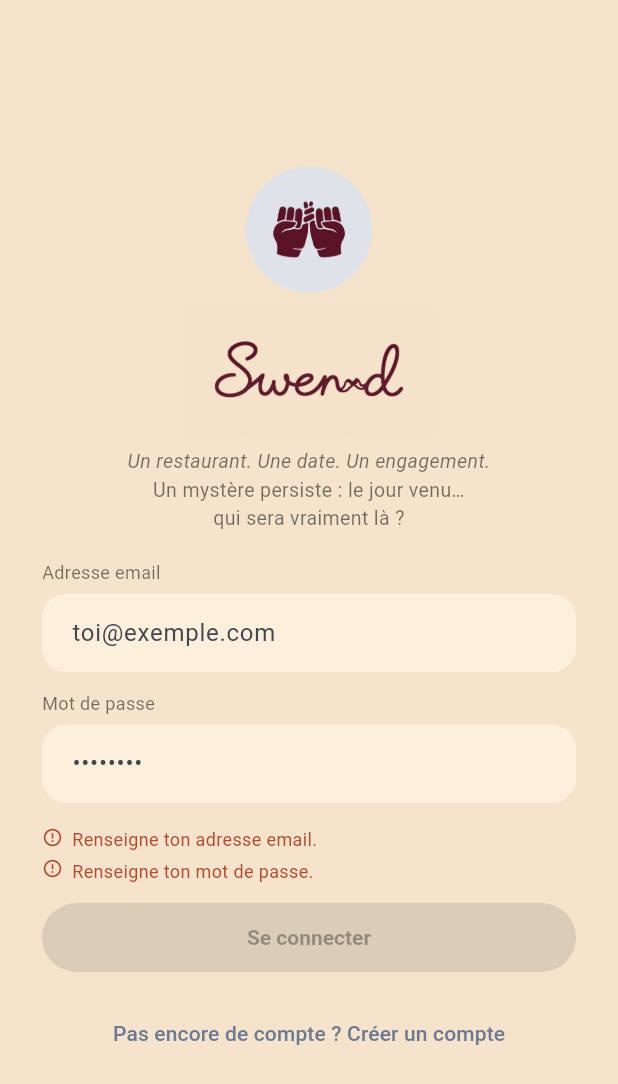
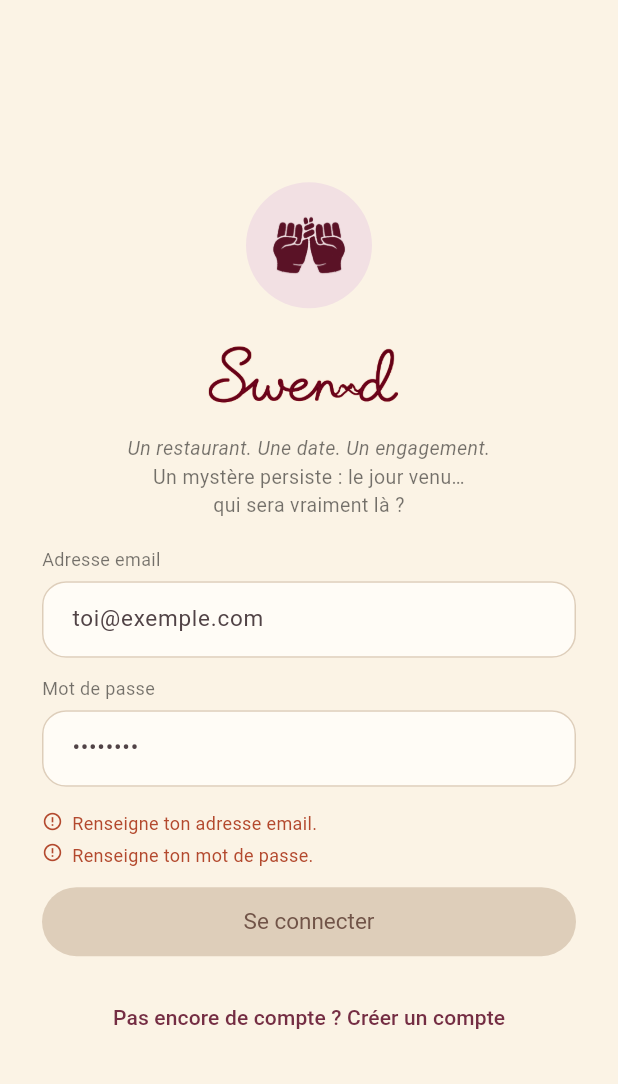
Before and after one commit to kevinarner/le_pacte, a Flutter app: the screen it shows after launch, on a phone screen of 412 x 824 dp. Shown: the top 1084 px of the screen. Run offline on Flutter 3.47's test engine with Material 3 defaults, Android fonts, the phone set to English and light mode, and no system bars; our stand-ins replace firebase_core, firebase_messaging, image_picker, supabase_flutter, timezone; missing offline and left inert: dart:js_interop; accounts and stored records are empty; Roboto replaces fonts that are missing (Arial, Georgia).

Commit message:
Thème de l'app aligné sur le site vitrine swend.fr
Palette (crème, papier, encre, bordeaux), titres Georgia graisse normale,
texte courant Arial, cartes papier bordées, boutons bordeaux, logotype du
site. Les styles de texte courant portent désormais leur police.

Co-Authored-By: Claude Opus 5.5 <noreply@anthropic.com>
Claude-Session: https://claude.ai/code/session_0134KwfUWdh2iAnKQBVVEK2n

```diff
--- a/lib/screens/detail_pacte/chat_apres_swend_screen.dart
+++ b/lib/screens/detail_pacte/chat_apres_swend_screen.dart
@@ -21,7 +21,7 @@ class ChatApresSwendScreen extends StatefulWidget {
 }
 
 class _ChatApresSwendScreenState extends State<ChatApresSwendScreen> {
-  static const _fond = Color(0xFFFFF7EE);
+  static const _fond = AppColors.surface;
   static const _limite = 2000;
 
   ChatApresSwend? _chat;
--- a/lib/theme/app_theme.dart
+++ b/lib/theme/app_theme.dart
@@ -4,27 +4,38 @@ import '../models/demande_statut.dart';
 import '../models/remplacant.dart';
 import '../models/statut_pacte.dart';
 
-/// Palette pêche / bleu ardoise / crème, validée le 29/08 (voir la
-/// synthèse UX). L'accent (bleu ardoise) sert aux actions principales et
-/// aux temps forts ; `erreur` reste dans une famille chaude distincte,
-/// pour ne jamais confondre un message d'erreur avec la couleur de marque.
+/// Palette du site vitrine swend.fr (`assets/site.css`, variables `--sw-*`),
+/// reprise le 21/11 : fond crème, papier, encre brune, bordeaux pour les
+/// actions principales et les temps forts. Les noms historiques des
+/// constantes sont conservés pour ne pas toucher aux écrans. `accentFonce`
+/// et `accentClair` sont dérivés du bordeaux (le site n'en a pas) ;
+/// `erreur` reste dans une famille orangée, distincte du bordeaux, pour ne
+/// jamais confondre un message d'erreur avec la couleur de marque.
 class AppColors {
-  static const background = Color(0xFFF5E4CB);
-  static const backgroundOuter = Color(0xFFEAD5AE);
-  static const surface = Color(0xFFFCF0DD);
-  static const texte = Color(0xFF3C2A1B);
-  static const texteAttenue = Color(0xFF93795C);
-  static const accent = Color(0xFF6B7A94);
-  static const accentFonce = Color(0xFF3F4C63);
-  static const accentClair = Color(0xFFDEE3EA);
-  static const peche = Color(0xFFE8A874);
-  static const pecheClair = Color(0xFFFBE2C4);
-  static const neutre = Color(0xFFF1E2C9);
-  static const outline = Color(0xFFEBD8B7);
+  static const background = Color(0xFFFBF3E5); // --sw-bg
+  static const backgroundOuter = Color(0xFFF0E3D0);
+  static const surface = Color(0xFFFFFCF6); // --sw-paper
+  static const texte = Color(0xFF39291F); // --sw-ink
+  static const texteAttenue = Color(0xFF715448);
+  static const accent = Color(0xFF742D43); // --sw-wine
+  static const accentFonce = Color(0xFF5A2234);
+  static const accentClair = Color(0xFFF2E0E3);
+  static const peche = Color(0xFFBF8A73); // terre cuite des soulignés
+  static const pecheClair = Color(0xFFF4E4CB); // fond du sceau
+  static const neutre = Color(0xFFEEE2D0); // fond des encadrés
+  static const outline = Color(0xFFDECEBA); // --sw-line
   static const erreur = Color(0xFFB3492E);
 }
 
+/// Polices du site : Georgia (graisse normale) pour les titres, Arial pour
+/// le texte courant. Toutes deux sont des polices système sur iOS.
+const String policeTitres = 'Georgia';
+const String policeTexte = 'Arial';
+
 const double radiusLg = 16;
+
+/// Arrondi des cartes « papier » du site (cartons d'invitation).
+const double radiusCarte = 8;
 
 class StatutTag {
   final Color fond;
@@ -165,67 +176,93 @@ StatutAffichage statutAffichageTiers(StatutPacte statut, Remplacant fiche) {
 }
 
 ThemeData buildAppTheme() {
+  const titre = TextStyle(
+    fontFamily: policeTitres,
+    fontWeight: FontWeight.w400,
+    color: AppColors.texte,
+  );
   final base = ThemeData(
     useMaterial3: true,
     colorScheme: ColorScheme.fromSeed(
       seedColor: AppColors.accent,
       brightness: Brightness.light,
+      primary: AppColors.accent,
+      onPrimary: AppColors.surface,
       surface: AppColors.background,
+      onSurface: AppColors.texte,
+      error: AppColors.erreur,
+      outline: AppColors.outline,
     ),
     scaffoldBackgroundColor: AppColors.background,
-    fontFamily: 'Georgia',
+    fontFamily: policeTexte,
   );
 
   return base.copyWith(
-    textTheme: base.textTheme.copyWith(
-      titleLarge: const TextStyle(
-        fontWeight: FontWeight.w800,
-        fontSize: 22,
-        color: AppColors.texte,
-      ),
-      titleMedium: const TextStyle(
-        fontWeight: FontWeight.w800,
-        fontSize: 16,
-        color: AppColors.texte,
-      ),
-      bodyMedium: const TextStyle(fontSize: 14, color: AppColors.texte),
-      bodySmall: TextStyle(fontSize: 12.5, color: AppColors.texteAttenue),
-    ),
-    appBarTheme: const AppBarTheme(
+    textTheme: base.textTheme
+        .apply(bodyColor: AppColors.texte, displayColor: AppColors.texte)
+        .copyWith(
+          headlineMedium: titre.copyWith(fontSize: 29, letterSpacing: -0.5),
+          headlineSmall: titre.copyWith(fontSize: 24, letterSpacing: -0.4),
+          titleLarge: titre.copyWith(fontSize: 22, letterSpacing: -0.3),
+          titleMedium: titre.copyWith(fontSize: 17),
+          bodyLarge: const TextStyle(
+            fontFamily: policeTexte,
+            fontSize: 15,
+            color: AppColors.texte,
+          ),
+          bodyMedium: const TextStyle(
+            fontFamily: policeTexte,
+            fontSize: 14,
+            color: AppColors.texte,
+          ),
+          bodySmall: const TextStyle(
+            fontFamily: policeTexte,
+            fontSize: 12.5,
+            color: AppColors.texteAttenue,
+          ),
+        ),
+    appBarTheme: AppBarTheme(
       backgroundColor: AppColors.background,
       foregroundColor: AppColors.texte,
+      surfaceTintColor: Colors.transparent,
       elevation: 0,
+      scrolledUnderElevation: 0,
       centerTitle: false,
-      titleTextStyle: TextStyle(
-        fontWeight: FontWeight.w800,
-        fontSize: 18,
-        color: AppColors.texte,
-        fontFamily: 'Georgia',
-      ),
+      titleTextStyle: titre.copyWith(fontSize: 20, letterSpacing: -0.3),
     ),
     cardTheme: const CardThemeData(
       color: AppColors.surface,
-      elevation: 0,
+      surfaceTintColor: Colors.transparent,
+      elevation: 1.5,
+      shadowColor: Color(0x3339291F),
       margin: EdgeInsets.zero,
       shape: RoundedRectangleBorder(
-        borderRadius: BorderRadius.all(Radius.circular(radiusLg)),
+        borderRadius: BorderRadius.all(Radius.circular(radiusCarte)),
+        side: BorderSide(color: AppColors.outline),
       ),
     ),
     filledButtonTheme: FilledButtonThemeData(
       style: FilledButton.styleFrom(
         backgroundColor: AppColors.accent,
-        foregroundColor: Colors.white,
+        foregroundColor: AppColors.surface,
+        disabledBackgroundColor: AppColors.outline,
+        disabledForegroundColor: AppColors.texteAttenue,
         minimumSize: const Size.fromHeight(46),
         shape: const StadiumBorder(),
-        textStyle: const TextStyle(fontWeight: FontWeight.bold),
+        textStyle: const TextStyle(
+          fontFamily: policeTexte,
+          fontSize: 15,
+          fontWeight: FontWeight.w400,
+        ),
       ),
     ),
     outlinedButtonTheme: OutlinedButtonThemeData(
       style: OutlinedButton.styleFrom(
-        foregroundColor: AppColors.texte,
+        foregroundColor: AppColors.accent,
         minimumSize: const Size.fromHeight(46),
         shape: const StadiumBorder(),
-        side: const BorderSide(color: AppColors.outline),
+        side: const BorderSide(color: AppColors.accent),
+        textStyle: const TextStyle(fontFamily: policeTexte, fontSize: 15),
       ),
     ),
     textButtonTheme: TextButtonThemeData(
@@ -237,16 +274,31 @@ ThemeData buildAppTheme() {
       contentPadding: const EdgeInsets.symmetric(horizontal: 16, vertical: 14),
       border: OutlineInputBorder(
         borderRadius: BorderRadius.circular(radiusLg),
-        borderSide: BorderSide.none,
+        borderSide: const BorderSide(color: AppColors.outline),
+      ),
+      enabledBorder: OutlineInputBorder(
+        borderRadius: BorderRadius.circular(radiusLg),
+        borderSide: const BorderSide(color: AppColors.outline),
+      ),
+      focusedBorder: OutlineInputBorder(
+        borderRadius: BorderRadius.circular(radiusLg),
+        borderSide: const BorderSide(color: AppColors.accent, width: 1.5),
+      ),
+      errorBorder: OutlineInputBorder(
+        borderRadius: BorderRadius.circular(radiusLg),
+        borderSide: const BorderSide(color: AppColors.erreur),
       ),
     ),
     bottomNavigationBarTheme: const BottomNavigationBarThemeData(
       backgroundColor: AppColors.background,
       selectedItemColor: AppColors.accent,
-      unselectedItemColor: Colors.black45,
+      unselectedItemColor: AppColors.texteAttenue,
       type: BottomNavigationBarType.fixed,
       showUnselectedLabels: true,
     ),
     dividerTheme: const DividerThemeData(color: AppColors.outline),
+    progressIndicatorTheme: const ProgressIndicatorThemeData(
+      color: AppColors.accent,
+    ),
   );
 }
```
Also changed, not shown: assets/images/logo_swend_wordmark.png, 1 other file.
